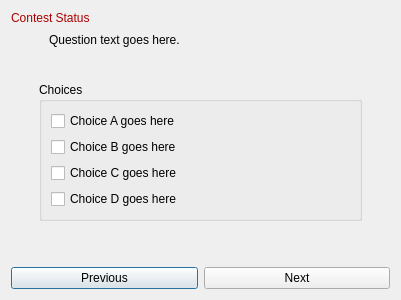
First picture: the form in src/client/semifinals.ui, repository trigger-happy/Cerberus, before the edit.
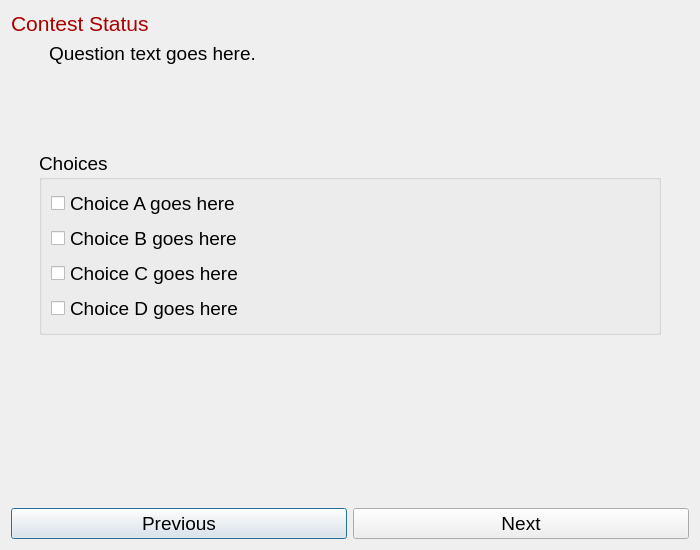
Second picture: the form after the edit.

Commit message: Enlarged all the UIs

Diff of the .ui file:
```diff
--- a/src/client/semifinals.ui
+++ b/src/client/semifinals.ui
@@ -6,8 +6,8 @@
    <rect>
     <x>0</x>
     <y>0</y>
-    <width>400</width>
-    <height>300</height>
+    <width>700</width>
+    <height>550</height>
    </rect>
   </property>
   <property name="windowTitle">
@@ -34,6 +34,11 @@
      </item>
      <item>
       <widget class="QLabel" name="question_lbl">
+       <property name="font">
+        <font>
+         <pointsize>14</pointsize>
+        </font>
+       </property>
        <property name="text">
         <string>Question text goes here.</string>
        </property>
@@ -63,6 +68,11 @@
       <layout class="QVBoxLayout" name="verticalLayout_5">
        <item>
         <widget class="QGroupBox" name="choicesgroup_3">
+         <property name="font">
+          <font>
+           <pointsize>14</pointsize>
+          </font>
+         </property>
          <property name="title">
           <string>Choices</string>
          </property>
@@ -122,6 +132,11 @@
     <layout class="QHBoxLayout" name="horizontalLayout_9">
      <item>
       <widget class="QPushButton" name="prev_btn">
+       <property name="font">
+        <font>
+         <pointsize>14</pointsize>
+        </font>
+       </property>
        <property name="text">
         <string>Previous</string>
        </property>
@@ -129,6 +144,11 @@
      </item>
      <item>
       <widget class="QPushButton" name="next_btn">
+       <property name="font">
+        <font>
+         <pointsize>14</pointsize>
+        </font>
+       </property>
        <property name="text">
         <string>Next</string>
        </property>
@@ -144,6 +164,11 @@
        <verstretch>0</verstretch>
       </sizepolicy>
      </property>
+     <property name="font">
+      <font>
+       <pointsize>14</pointsize>
+      </font>
+     </property>
      <property name="text">
       <string/>
      </property>
@@ -201,6 +226,11 @@
        </disabled>
       </palette>
      </property>
+     <property name="font">
+      <font>
+       <pointsize>16</pointsize>
+      </font>
+     </property>
      <property name="text">
       <string>Contest Status</string>
      </property>
@@ -217,7 +247,7 @@
      <property name="sizeHint" stdset="0">
       <size>
        <width>379</width>
-       <height>28</height>
+       <height>80</height>
       </size>
      </property>
     </spacer>
```
The commit also changes 7 other files.
